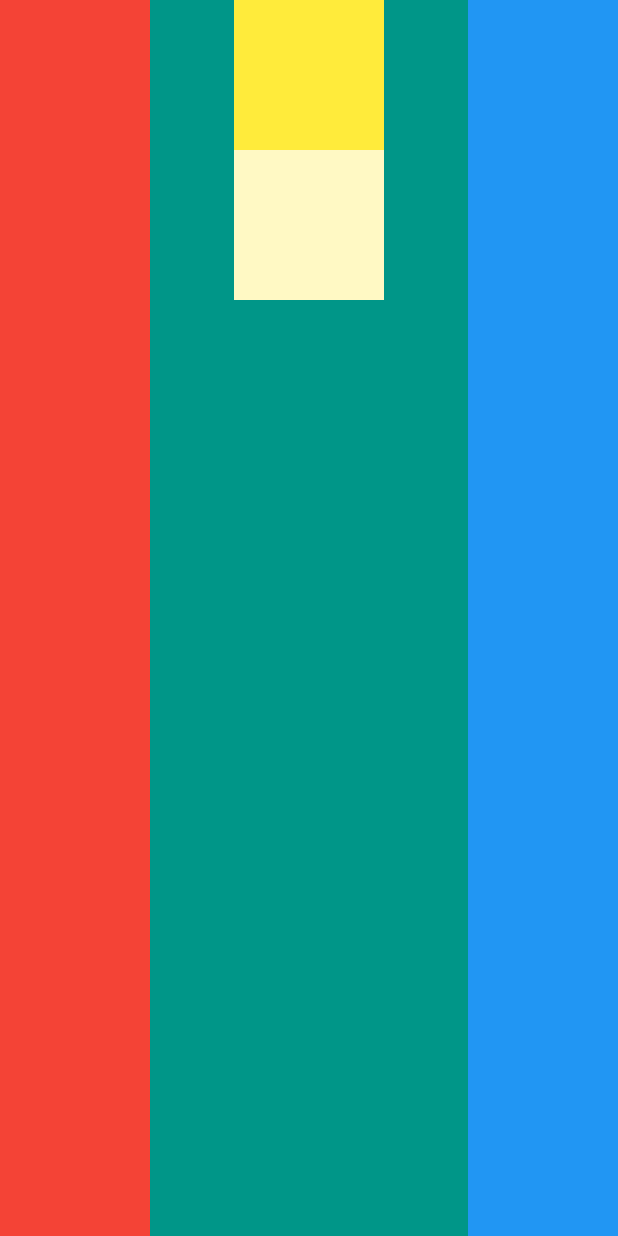
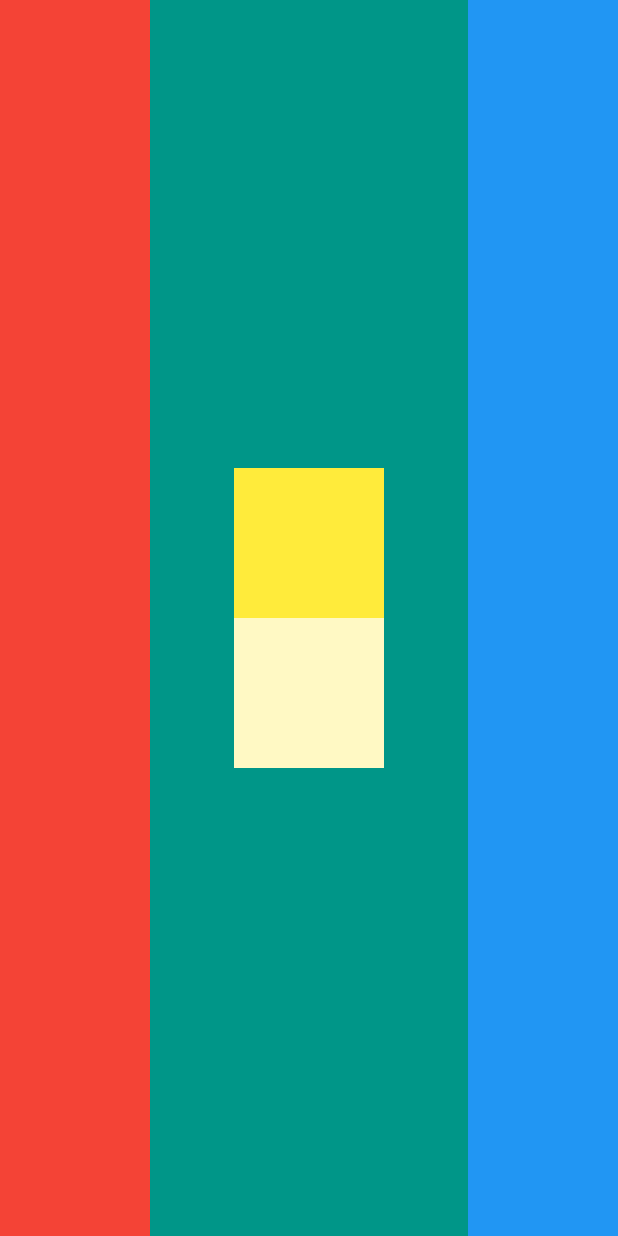
Before and after one commit to londonappbrewery/mi_card_flutter, a Flutter app: the screen it shows after launch, on a phone screen of 412 x 824 dp. Run offline on Flutter 3.47's test engine with Material 2 defaults, Android fonts, the phone set to English and light mode, and no system bars.

Commit message:
challenge complete

```diff
--- a/lib/main.dart
+++ b/lib/main.dart
@@ -19,7 +19,7 @@ class MyApp extends StatelessWidget {
                 height: double.infinity,
                 color: Colors.red,
               ),
-              Column(children: [
+              Column(mainAxisAlignment: MainAxisAlignment.center, children: [
                 Container(
                   width: 100.0,
                   height: 100.0,
```
